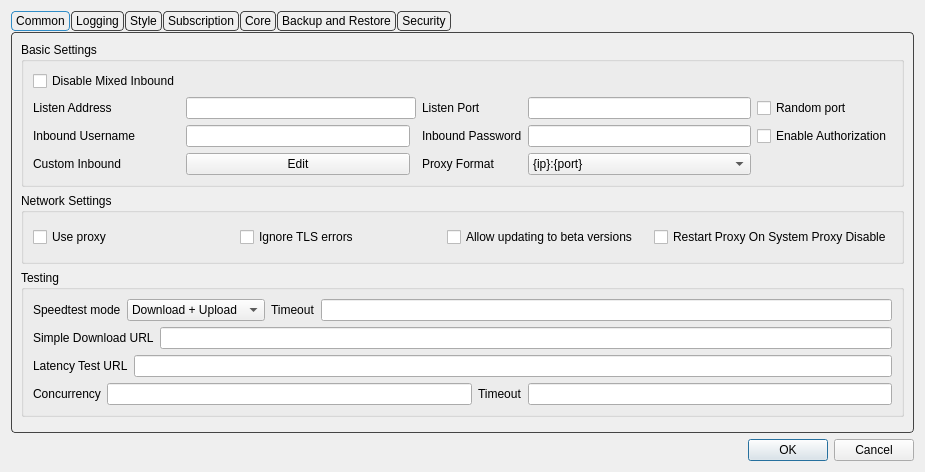
Old version of the form include/ui/setting/dialog_basic_settings.ui in the repository shengmo0210/Throne.
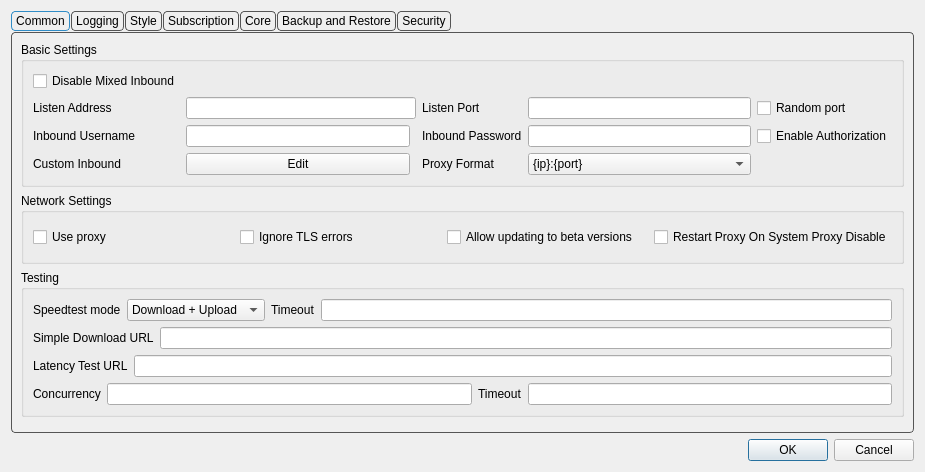
New version of the form. Custom widgets are drawn as their Qt base class.

```diff
--- a/include/ui/setting/dialog_basic_settings.ui
+++ b/include/ui/setting/dialog_basic_settings.ui
@@ -41,7 +41,7 @@
      <property name="styleSheet">
       <string notr="true">QTabWidget::pane {
     margin-top: 1px;
-    border: 1px solid #444444;
+    border: 1px solid #555555;
     border-radius: 4px;
 }
 
@@ -51,7 +51,7 @@
 }
 
 QTabBar::tab {
-    border: 1px solid #444444;
+    border: 1px solid #555555;
     border-radius: 4px;
 
     padding: 2px 4px;
@@ -63,7 +63,7 @@
 }
 
 QTabBar::tab:!selected {
-    border: 1px solid #444444;
+    border: 1px solid #555555;
 }
 
 QTabBar::tab:hover:!selected {
```
Left out of the diff: 2 changed lines with no effect on the pictures.
